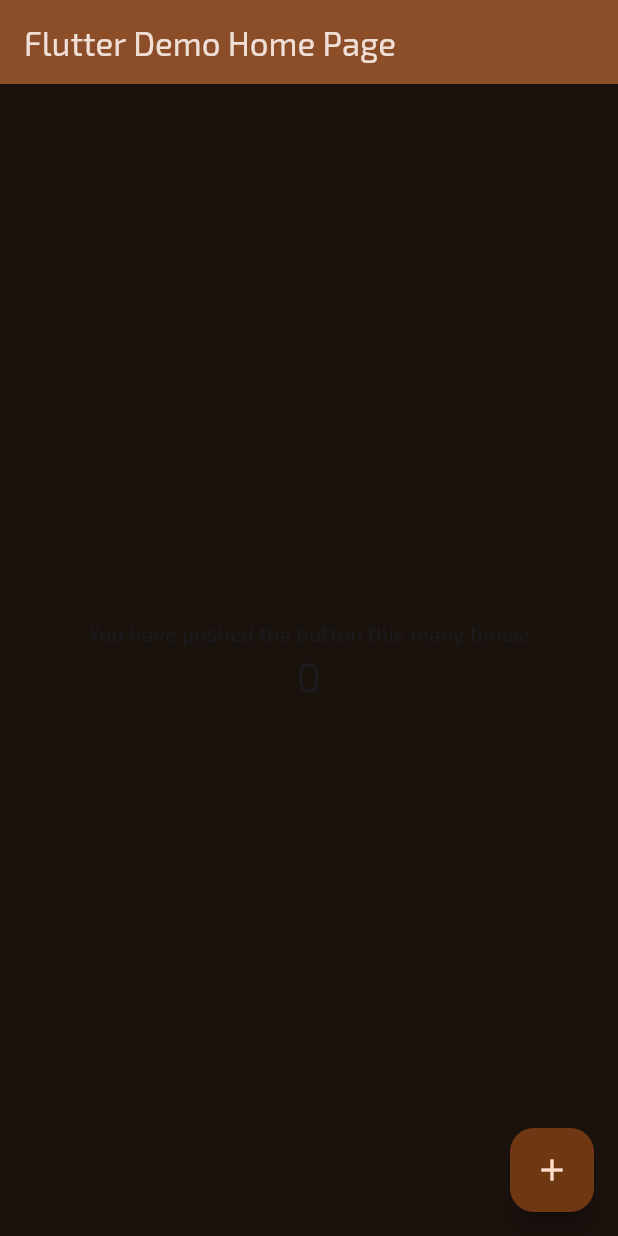
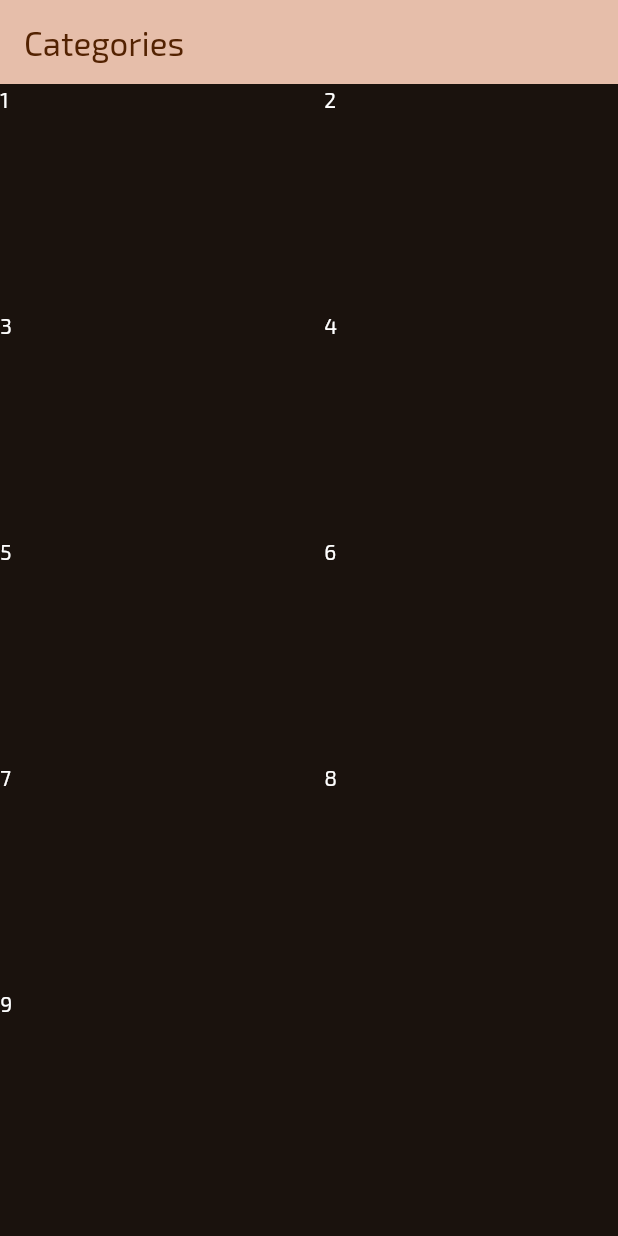
Before and after one commit to abhiroop43/flutter_wheels_app, a Flutter app: the screen it shows after launch, on a phone screen of 412 x 824 dp. Run offline on Flutter 3.47's test engine with Material 3 defaults, Android fonts, the phone set to English and light mode, and no system bars; our stand-ins replace google_fonts.

Commit message:
feat: update app title, add categories screen, and implement category model

```diff
--- a/lib/main.dart
+++ b/lib/main.dart
@@ -1,4 +1,5 @@
 import 'package:flutter/material.dart';
+import 'package:flutter_wheels_app/screens/categories_screen.dart';
 import 'package:google_fonts/google_fonts.dart';
 
 void main() {
@@ -12,118 +13,16 @@
   @override
   Widget build(BuildContext context) {
     return MaterialApp(
-      title: 'Flutter Demo',
+      title: 'Wheels: Vehicle Cataloging',
+      debugShowCheckedModeBanner: false,
       theme: ThemeData(
-        // This is the theme of your application.
-        //
-        // TRY THIS: Try running your application with "flutter run". You'll see
-        // the application has a purple toolbar. Then, without quitting the app,
-        // try changing the seedColor in the colorScheme below to Colors.green
-        // and then invoke "hot reload" (save your changes or press the "hot
-        // reload" button in a Flutter-supported IDE, or press "r" if you used
-        // the command line to start the app).
-        //
-        // Notice that the counter didn't reset back to zero; the application
-        // state is not lost during the reload. To reset the state, use hot
-        // restart instead.
-        //
-        // This works for code too, not just values: Most code changes can be
-        // tested with just a hot reload.
         colorScheme: ColorScheme.fromSeed(
             brightness: Brightness.dark,
             seedColor: const Color.fromARGB(255, 131, 57, 0)),
         textTheme: GoogleFonts.exo2TextTheme(),
         useMaterial3: true,
       ),
-      home: const MyHomePage(title: 'Flutter Demo Home Page'),
+      home: CategoriesScreen(),
     );
   }
 }
-
-class MyHomePage extends StatefulWidget {
-  const MyHomePage({super.key, required this.title});
-
-  // This widget is the home page of your application. It is stateful, meaning
-  // that it has a State object (defined below) that contains fields that affect
-  // how it looks.
-
-  // This class is the configuration for the state. It holds the values (in this
-  // case the title) provided by the parent (in this case the App widget) and
-  // used by the build method of the State. Fields in a Widget subclass are
-  // always marked "final".
-
-  final String title;
-
-  @override
-  State<MyHomePage> createState() => _MyHomePageState();
-}
-
-class _MyHomePageState extends State<MyHomePage> {
-  int _counter = 0;
-
-  void _incrementCounter() {
-    setState(() {
-      // This call to setState tells the Flutter framework that something has
-      // changed in this State, which causes it to rerun the build method below
-      // so that the display can reflect the updated values. If we changed
-      // _counter without calling setState(), then the build method would not be
-      // called again, and so nothing would appear to happen.
-      _counter++;
-    });
-  }
-
-  @override
-  Widget build(BuildContext context) {
-    // This method is rerun every time setState is called, for instance as done
-    // by the _incrementCounter method above.
-    //
-    // The Flutter framework has been optimized to make rerunning build methods
-    // fast, so that you can just rebuild anything that needs updating rather
-    // than having to individually change instances of widgets.
-    return Scaffold(
-      appBar: AppBar(
-        // TRY THIS: Try changing the color here to a specific color (to
-        // Colors.amber, perhaps?) and trigger a hot reload to see the AppBar
-        // change color while the other colors stay the same.
-        backgroundColor: Theme.of(context).colorScheme.inversePrimary,
-        // Here we take the value from the MyHomePage object that was created by
-        // the App.build method, and use it to set our appbar title.
-        title: Text(widget.title),
-      ),
-      body: Center(
-        // Center is a layout widget. It takes a single child and positions it
-        // in the middle of the parent.
-        child: Column(
-          // Column is also a layout widget. It takes a list of children and
-          // arranges them vertically. By default, it sizes itself to fit its
-          // children horizontally, and tries to be as tall as its parent.
-          //
-          // Column has various properties to control how it sizes itself and
-          // how it positions its children. Here we use mainAxisAlignment to
-          // center the children vertically; the main axis here is the vertical
-          // axis because Columns are vertical (the cross axis would be
-          // horizontal).
-          //
-          // TRY THIS: Invoke "debug painting" (choose the "Toggle Debug Paint"
-          // action in the IDE, or press "p" in the console), to see the
-          // wireframe for each widget.
-          mainAxisAlignment: MainAxisAlignment.center,
-          children: <Widget>[
-            const Text(
-              'You have pushed the button this many times:',
-            ),
-            Text(
-              '$_counter',
-              style: Theme.of(context).textTheme.headlineMedium,
-            ),
-          ],
-        ),
-      ),
-      floatingActionButton: FloatingActionButton(
-        onPressed: _incrementCounter,
-        tooltip: 'Increment',
-        child: const Icon(Icons.add),
-      ), // This trailing comma makes auto-formatting nicer for build methods.
-    );
-  }
-}
--- /dev/null
+++ b/lib/models/category.dart
@@ -0,0 +1,36 @@
+import 'package:flutter/material.dart';
+
+class Category {
+  final String id;
+  final String name;
+  final Color color;
+
+  const Category({
+    required this.id,
+    required this.name,
+    this.color = Colors.deepPurpleAccent,
+  });
+
+  static List<Category> getCategories() {
+    List<Category> categories = [];
+
+    categories.add(Category(id: 'c1', name: 'SUV', color: Colors.purple));
+    categories.add(Category(id: 'c2', name: 'Sedan', color: Colors.blue));
+    categories.add(Category(id: 'c3', name: 'Hatchback', color: Colors.red));
+    categories
+        .add(Category(id: 'c4', name: 'Convertible', color: Colors.orange));
+    categories
+        .add(Category(id: 'c5', name: 'Pickup Truck', color: Colors.green));
+    categories.add(Category(id: 'c6', name: 'Coupe', color: Colors.teal));
+    categories.add(Category(id: 'c7', name: 'Minivan', color: Colors.brown));
+    categories
+        .add(Category(id: 'c8', name: 'Station Wagon', color: Colors.cyan));
+    categories.add(Category(id: 'c9', name: 'Sports Car', color: Colors.amber));
+    categories
+        .add(Category(id: 'c10', name: 'Electric', color: Colors.lightBlue));
+    categories.add(Category(id: 'c11', name: 'Diesel', color: Colors.grey));
+    categories.add(Category(id: 'c12', name: 'Hybrid', color: Colors.lime));
+
+    return categories;
+  }
+}
--- /dev/null
+++ b/lib/screens/categories_screen.dart
@@ -0,0 +1,61 @@
+import 'package:flutter/material.dart';
+
+class CategoriesScreen extends StatelessWidget {
+  const CategoriesScreen({super.key});
+
+  @override
+  Widget build(BuildContext context) {
+    return Scaffold(
+        appBar: AppBar(
+          title: Text('Categories',
+              style: TextStyle(color: Theme.of(context).colorScheme.onPrimary)),
+          backgroundColor: Theme.of(context).colorScheme.secondary,
+        ),
+        body: GridView(
+          gridDelegate: SliverGridDelegateWithFixedCrossAxisCount(
+            crossAxisCount: 2,
+            childAspectRatio: 3 / 2,
+            crossAxisSpacing: 20,
+            mainAxisSpacing: 20,
+          ),
+          children: [
+            Text(
+              "1",
+              style: TextStyle(color: Colors.white),
+            ),
+            Text(
+              "2",
+              style: TextStyle(color: Colors.white),
+            ),
+            Text(
+              "3",
+              style: TextStyle(color: Colors.white),
+            ),
+            Text(
+              "4",
+              style: TextStyle(color: Colors.white),
+            ),
+            Text(
+              "5",
+              style: TextStyle(color: Colors.white),
+            ),
+            Text(
+              "6",
+              style: TextStyle(color: Colors.white),
+            ),
+            Text(
+              "7",
+              style: TextStyle(color: Colors.white),
+            ),
+            Text(
+              "8",
+              style: TextStyle(color: Colors.white),
+            ),
+            Text(
+              "9",
+              style: TextStyle(color: Colors.white),
+            ),
+          ],
+        ));
+  }
+}
--- a/pubspec.yaml
+++ b/pubspec.yaml
@@ -1,5 +1,5 @@
 name: flutter_wheels_app
-description: "A new Flutter project."
+description: "Vehicle Cataloging"
 # The following line prevents the package from being accidentally published to
 # pub.dev using `flutter pub publish`. This is preferred for private packages.
 publish_to: "none" # Remove this line if you wish to publish to pub.dev
```
Also changed, not shown: lib/widgets/categories_grid_item.dart (added), 1 other file.
